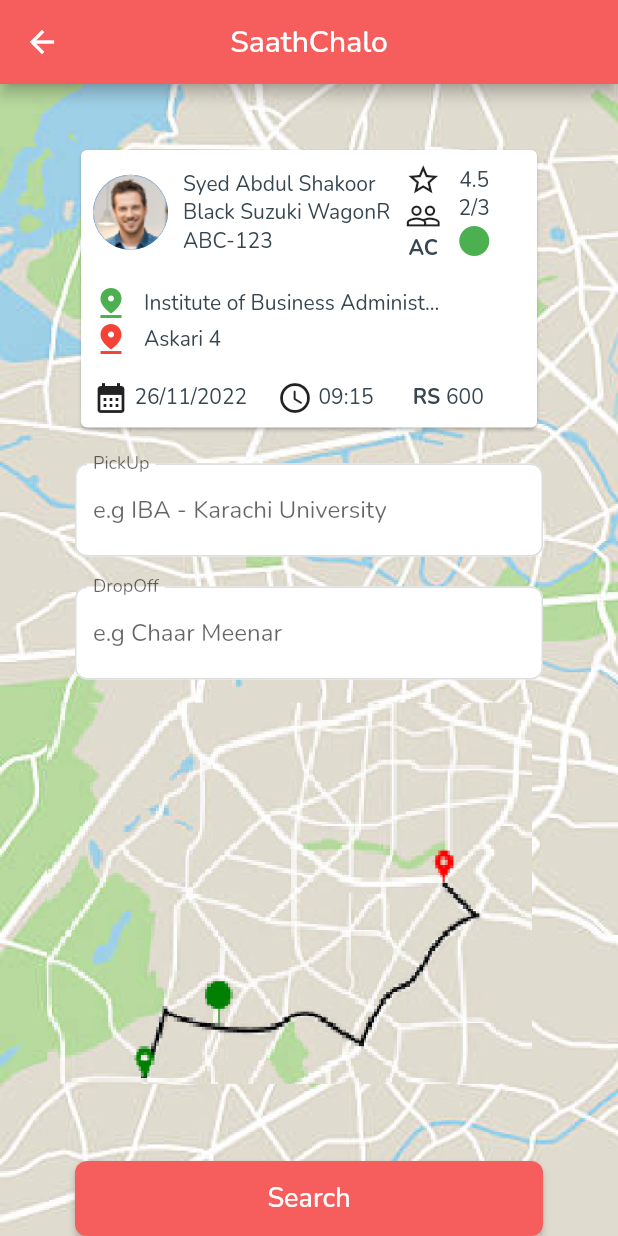
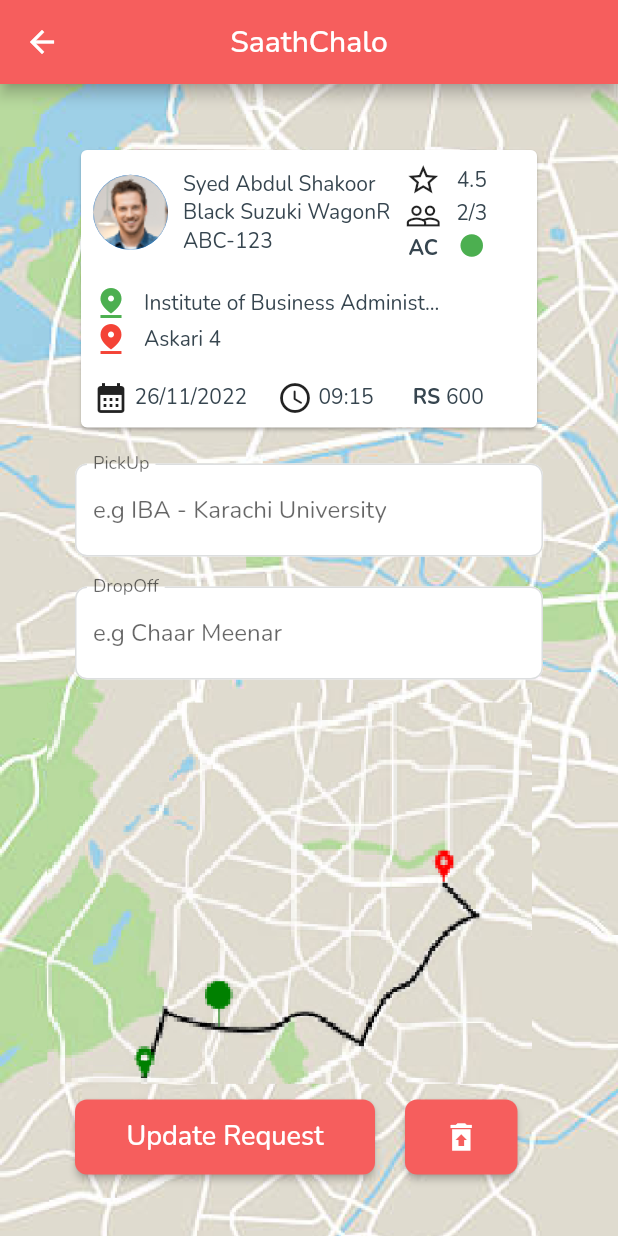
Before and after one commit to SyedAhris/saath-chalo, a Flutter app: the PassengerBookedRidesPending screen opened directly, on a phone screen of 412 x 824 dp. Run offline on Flutter 3.47's test engine with Material 2 defaults, Android fonts, the phone set to English and light mode, and no system bars; our stand-ins replace flutter_otp_text_field, google_fonts; missing offline and left inert: sign_button; network calls fail.

Commit message:
pending card complete

```diff
--- a/lib/globalComponents/booked_ride_card.dart
+++ b/lib/globalComponents/booked_ride_card.dart
@@ -61,8 +61,10 @@ class BookedRideCard extends StatelessWidget {
                 Column(
                   children: [
                     Text(rating.toString()),
+                    const SizedBox(height: 3),
                     const Text("2/3"),
-                    acStatus==true? const Icon(Icons.circle,color: Colors.green)
+                    const SizedBox(height: 3),
+                    acStatus==true? const Icon(Icons.circle,color: Colors.green,size: 18,)
                         : const Icon(Icons.circle,color: Colors.red)
                   ],
                 ),
--- a/lib/passenger_pages/passenger_booked_rides_status/passenger_booked_rides_pending.dart
+++ b/lib/passenger_pages/passenger_booked_rides_status/passenger_booked_rides_pending.dart
@@ -32,6 +32,7 @@ class _PassengerBookedRidesPendingState extends State<PassengerBookedRidesPendin
           // height: 631,
           child: Padding(
               padding: const EdgeInsets.only(left: 50, right: 50, top: 40),
+              child: SingleChildScrollView(
                 child: Column(
                   mainAxisSize: MainAxisSize.max,
                   children: [
@@ -60,13 +61,31 @@ class _PassengerBookedRidesPendingState extends State<PassengerBookedRidesPendin
                       child: LocationTextField(
                           labelText: "DropOff", hintText: "e.g Chaar Meenar"),
                     ),
-                  const Expanded(
-                    child: Align(
-                        alignment: Alignment.bottomCenter,
-                        child: MainButton(text: "Search")),
+
+                    Padding(
+                      padding: const EdgeInsets.only(top: 280,bottom: 10),
+                      child: Row(
+                        children: [
+                          const MainButton(text: "Update Request",width: 200,),
+                          const SizedBox(width: 20),
+                          SizedBox(
+                            width: 75,
+                            height: 50,
+                            child: ElevatedButton(
+                                style: ElevatedButton.styleFrom(
+                                  shape:
+                                  RoundedRectangleBorder(borderRadius: BorderRadius.circular(8)),
+                                ),
+                                onPressed: () {},
+                                child: const Icon(Icons.restore_from_trash_sharp)),
                           )
                         ],
-              )),
+                      ),
+                    )
+                  ],
+                ),
+              )
+          ),
         ),
       )
     );
```
Lines whose indentation alone changed are shown as unchanged.
